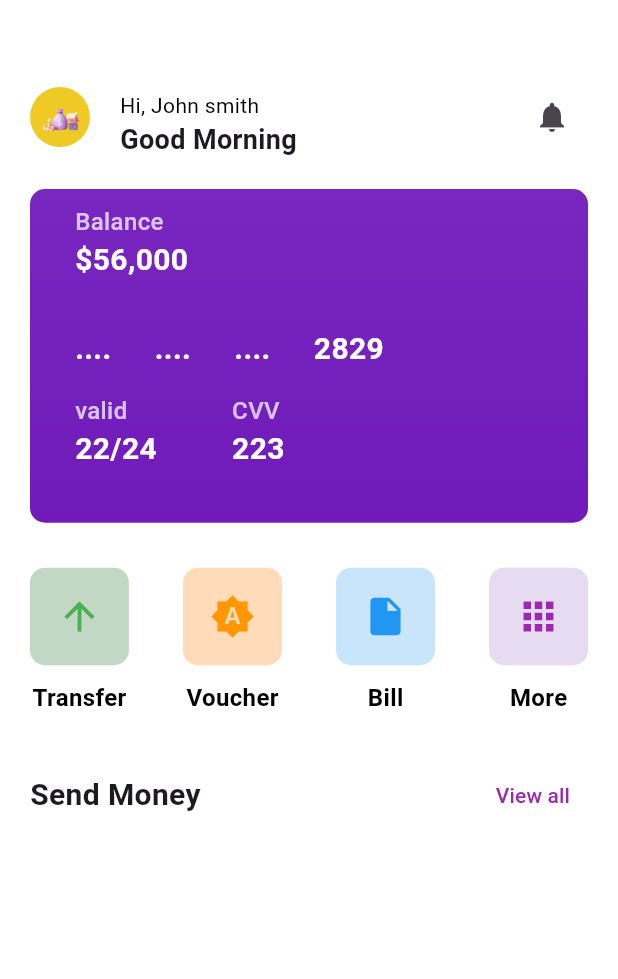
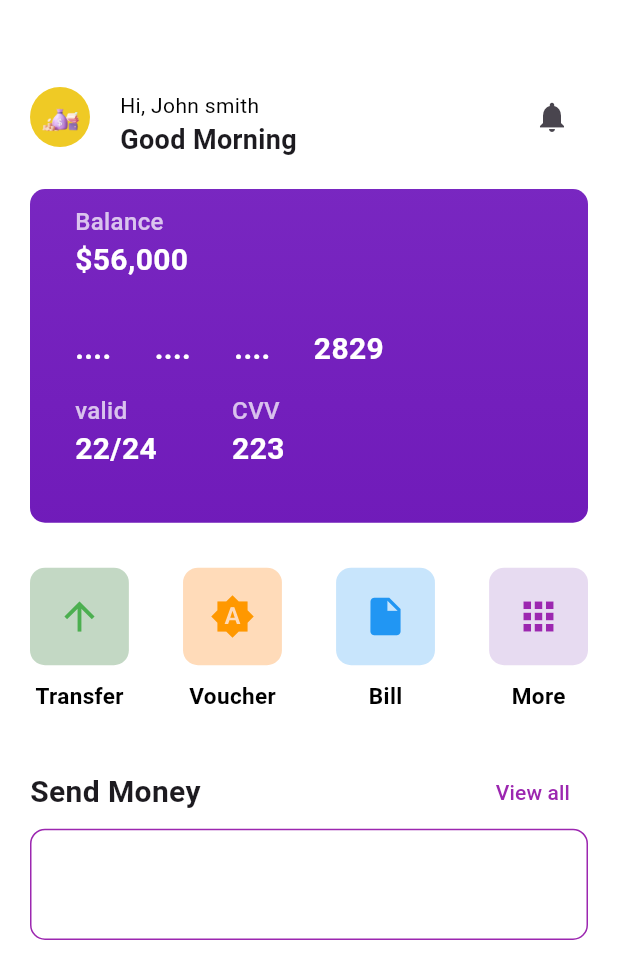
Before and after one commit to RuyaTechOrg/Mobile_banking_app, a Flutter app: the HomePage screen opened directly, after a tap on "View all", on a phone screen of 412 x 824 dp. Shown: the top 979 px of the screen. Run offline on Flutter 3.47's test engine with Material 3 defaults, Android fonts, the phone set to English and light mode, and no system bars.

Commit message:
new changes

```diff
--- a/mobile_banking_app/lib/screens/Main/home_page.dart
+++ b/mobile_banking_app/lib/screens/Main/home_page.dart
@@ -10,27 +10,6 @@ class HomePage extends StatefulWidget {
 }
 
 class _HomePageState extends State<HomePage> {
-   List<Icon> optionIcon = [
-    Icon(Icons.notifications),
-    Icon(Icons.notifications),
-    Icon(Icons.notifications),
-    Icon(Icons.notifications),
-  ];
-
-  List label = [
-    "Transfer",
-    "Voucher",
-    "Bill",
-    "More"
-  ];
-
-  List<Color> optionColor = [
-    const Color.fromARGB(104, 76, 175, 79),
-    const Color.fromARGB(112, 255, 153, 0),
-    const Color.fromARGB(156, 155, 39, 176),
-    const Color.fromARGB(149, 0, 0, 0)
-  ];
-
   @override
   Widget build(BuildContext context) {
 
@@ -40,6 +19,16 @@ class _HomePageState extends State<HomePage> {
     void navigate (pageName) {
       Navigator.push(context, MaterialPageRoute(builder: (context) => pageName));
     }
+
+
+   Widget _build_Transaction_History () {
+      return Container(
+        width: screenWidth,
+        height: screenHeight * 0.09,
+        decoration: BoxDecoration(border: Border.all(width: 1.0,color: Colors.purple),borderRadius: BorderRadius.circular(10.0)),
+      );
+    };
+
     return
     Scaffold(body:
      Container(
@@ -123,7 +112,8 @@ class _HomePageState extends State<HomePage> {
         const SizedBox(height: 30.0,),
         Container(
           width: screenWidth,
-          child: Row(
+          child:
+          Row(
            mainAxisAlignment: MainAxisAlignment.spaceBetween,
             children: [
             GestureDetector(onTap: () {},
@@ -193,8 +183,9 @@ class _HomePageState extends State<HomePage> {
           const Text('Send Money',style: TextStyle(fontSize: 20.0,fontWeight: FontWeight.bold),),
           TextButton(onPressed: () {
             //Navigate to send money page
-          }, child: Text("View all",style: TextStyle(color: Colors.purple,fontWeight: FontWeight.w500),))
-        ]),)
+          }, child: const Text("View all",style: TextStyle(color: Colors.purple,fontWeight: FontWeight.w500),))
+        ]),),
+        _build_Transaction_History()
       ],)
     ),);
   }
@@ -216,6 +207,6 @@ TextStyle boldStyle = const TextStyle(
 
 TextStyle labelText = const TextStyle(
   color: Colors.black,
-  fontSize : 16.0,
+  fontSize : 15.0,
   fontWeight: FontWeight.bold
 );
--- a/mobile_banking_app/lib/screens/onboarding.dart
+++ b/mobile_banking_app/lib/screens/onboarding.dart
@@ -68,9 +68,9 @@ class Onboarding extends StatelessWidget {
                 ),
                 )
                 ),
-                TextButton(onPressed: () {
-                  navigate(const HomePage());
-                }, child: Text("skip",style: TextStyle(color: Colors.black.withOpacity(0.5)),)),
+                // TextButton(onPressed: () {
+                //   navigate(const HomePage());
+                // }, child: Text("skip",style: TextStyle(color: Colors.black.withOpacity(0.5)),)),
                 // Expanded(
                 // flex: 1,
                 // child: Container())
```
